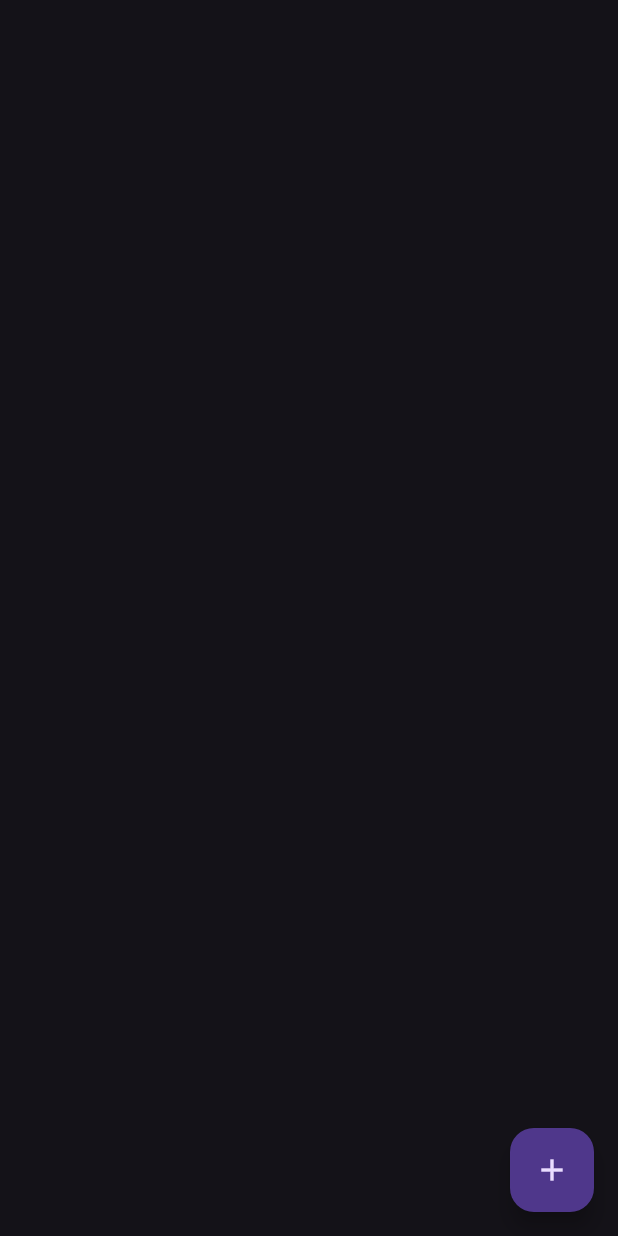
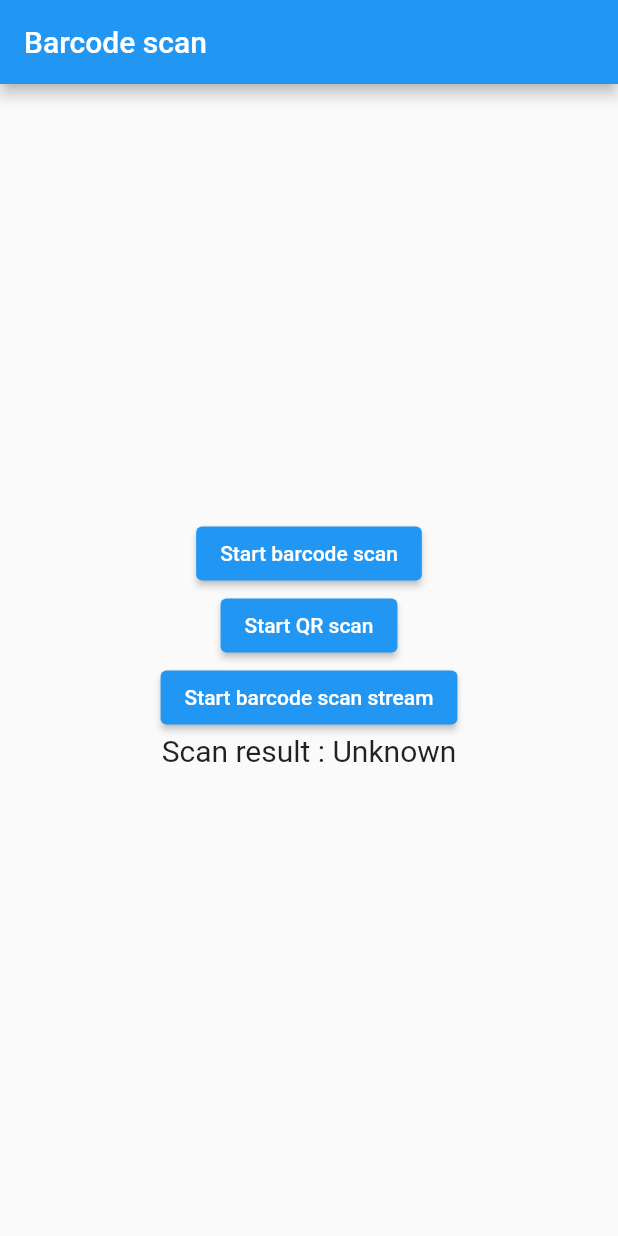
Before and after one commit to vuralkayracetintas/flutter_calendar_provider, a Flutter app: the screen it shows after launch, on a phone screen of 412 x 824 dp. Run offline on Flutter 3.47's test engine with Material 2 defaults, Android fonts, the phone set to English and light mode, and no system bars; our stand-ins replace animated_text_kit, lottie, qr_flutter, table_calendar; missing offline and left inert: flutter_barcode_scanner, kartal.

Commit message:
qr code scanner

```diff
--- a/lib/main.dart
+++ b/lib/main.dart
@@ -1,5 +1,5 @@
-import 'package:demo_apps/bottomSheet/bottom_sheet_view.dart';
 import 'package:demo_apps/provider/event_provider.dart';
+import 'package:demo_apps/qrcode/qrcode_scanner.dart';
 import 'package:flutter/material.dart';
 import 'package:provider/provider.dart';
 
@@ -21,7 +21,7 @@ class MyApp extends StatelessWidget {
       debugShowCheckedModeBanner: false,
       theme: ThemeData.dark(useMaterial3: true),
       title: 'My App',
-      home: BottomSheetView(),
+      home: QrCodeScanner(),
     );
   }
 }
--- /dev/null
+++ b/lib/qrcode/qrcode_scanner.dart
@@ -0,0 +1,95 @@
+import 'dart:async';
+
+import 'package:flutter/material.dart';
+import 'package:flutter/services.dart';
+import 'package:flutter_barcode_scanner/flutter_barcode_scanner.dart';
+
+class QrCodeScanner extends StatefulWidget {
+  @override
+  _QrCodeScannerState createState() => _QrCodeScannerState();
+}
+
+class _QrCodeScannerState extends State<QrCodeScanner> {
+  String _scanBarcode = 'Unknown';
+
+  @override
+  void initState() {
+    super.initState();
+  }
+
+  Future<void> startBarcodeScanStream() async {
+    FlutterBarcodeScanner.getBarcodeStreamReceiver(
+            '#ff6666', 'Cancel', true, ScanMode.BARCODE)!
+        .listen((barcode) => print(barcode));
+  }
+
+  Future<void> scanQR() async {
+    String barcodeScanRes;
+    // Platform messages may fail, so we use a try/catch PlatformException.
+    try {
+      barcodeScanRes = await FlutterBarcodeScanner.scanBarcode(
+          '#ff6666', 'Cancel', true, ScanMode.QR);
+      print(barcodeScanRes);
+    } on PlatformException {
+      barcodeScanRes = 'Failed to get platform version.';
+    }
+
+    // If the widget was removed from the tree while the asynchronous platform
+    // message was in flight, we want to discard the reply rather than calling
+    // setState to update our non-existent appearance.
+    if (!mounted) return;
+
+    setState(() {
+      _scanBarcode = barcodeScanRes;
+    });
+  }
+
+  // Platform messages are asynchronous, so we initialize in an async method.
+  Future<void> scanBarcodeNormal() async {
+    String barcodeScanRes;
+    // Platform messages may fail, so we use a try/catch PlatformException.
+    try {
+      barcodeScanRes = await FlutterBarcodeScanner.scanBarcode(
+          '#ff6666', 'Cancel', true, ScanMode.BARCODE);
+      print(barcodeScanRes);
+    } on PlatformException {
+      barcodeScanRes = 'Failed to get platform version.';
+    }
+
+    // If the widget was removed from the tree while the asynchronous platform
+    // message was in flight, we want to discard the reply rather than calling
+    // setState to update our non-existent appearance.
+    if (!mounted) return;
+
+    setState(() {
+      _scanBarcode = barcodeScanRes;
+    });
+  }
+
+  @override
+  Widget build(BuildContext context) {
+    return MaterialApp(
+        home: Scaffold(
+            appBar: AppBar(title: const Text('Barcode scan')),
+            body: Builder(builder: (BuildContext context) {
+              return Container(
+                  alignment: Alignment.center,
+                  child: Flex(
+                      direction: Axis.vertical,
+                      mainAxisAlignment: MainAxisAlignment.center,
+                      children: <Widget>[
+                        ElevatedButton(
+                            onPressed: () => scanBarcodeNormal(),
+                            child: Text('Start barcode scan')),
+                        ElevatedButton(
+                            onPressed: () => scanQR(),
+                            child: Text('Start QR scan')),
+                        ElevatedButton(
+                            onPressed: () => startBarcodeScanStream(),
+                            child: Text('Start barcode scan stream')),
+                        Text('Scan result : $_scanBarcode\n',
+                            style: TextStyle(fontSize: 20))
+                      ]));
+            })));
+  }
+}
--- a/pubspec.yaml
+++ b/pubspec.yaml
@@ -46,6 +46,7 @@ dependencies:
   animated_text_kit: ^4.2.2
   qr_flutter: ^4.0.0
   kartal: ^3.4.1
+  flutter_barcode_scanner: ^2.0.0
 
 
 dev_dependencies:
```
Also changed, not shown: lib/qrcode/qrcode_generate.dart (renamed from lib/qrcode.dart), pubspec.lock, 4 other files.
